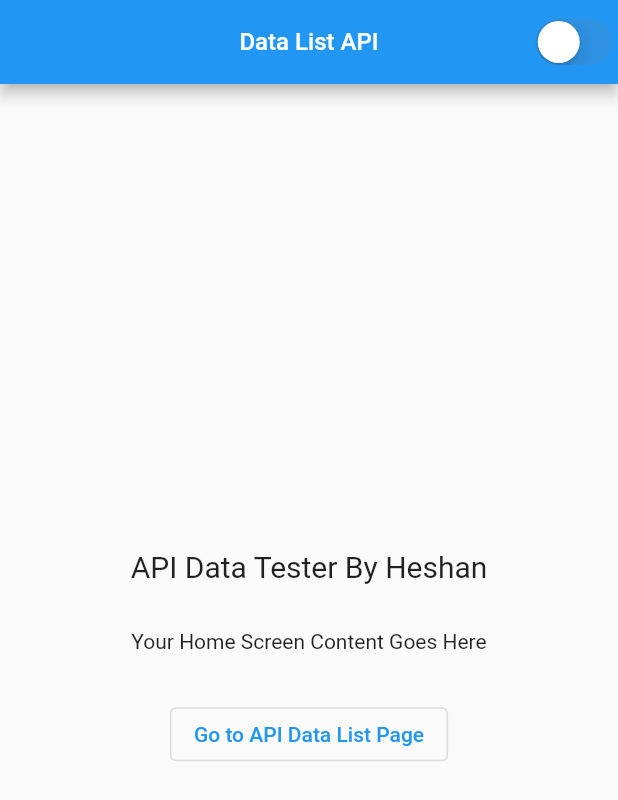
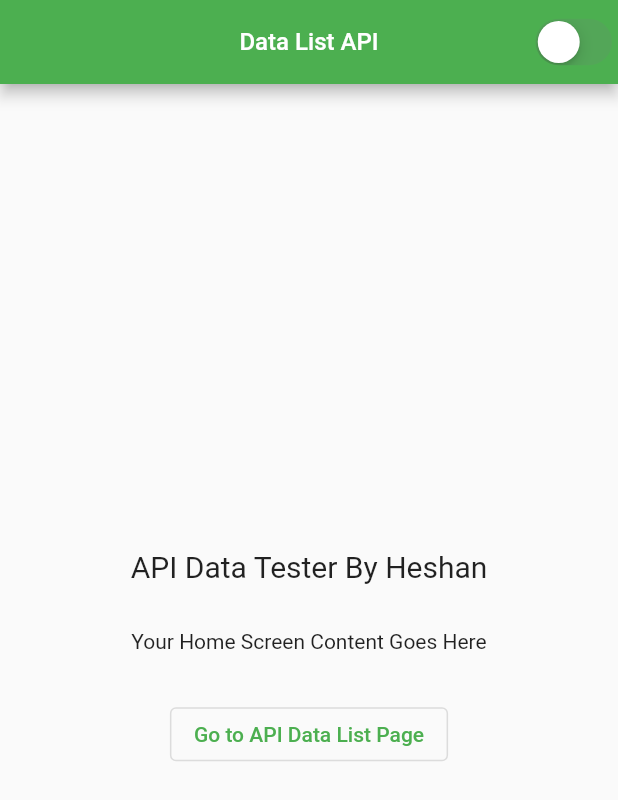
Before and after one commit to HeshanPramith/flutterapiapp, a Flutter app: the screen it shows after launch, on a phone screen of 412 x 824 dp. Shown: the top 800 px of the screen. Run offline on Flutter 3.47's test engine with Material 2 defaults, Android fonts, the phone set to English and light mode, and no system bars.

Commit message:
design extended v2

```diff
--- a/lib/theme.dart
+++ b/lib/theme.dart
@@ -1,6 +1,11 @@
 import 'package:flutter/material.dart';
 
 class MyTheme {
-  static ThemeData darkTheme = ThemeData.dark();
-  static ThemeData lightTheme = ThemeData.light();
+  static ThemeData darkTheme = ThemeData(
+    brightness: Brightness.dark,
+  );
+  static ThemeData lightTheme = ThemeData(
+    brightness: Brightness.light,
+    primarySwatch: Colors.green,
+  );
 }
```
